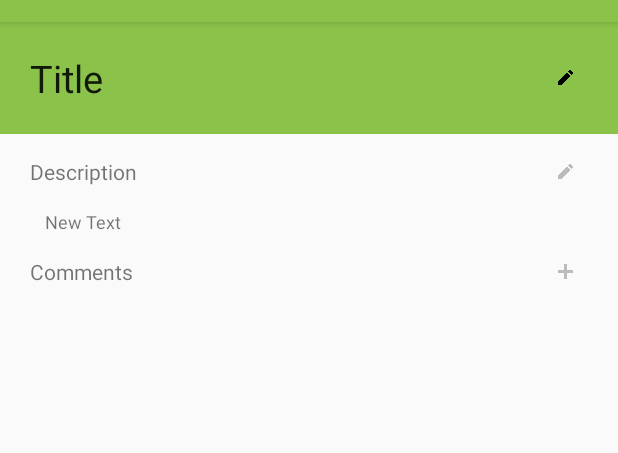
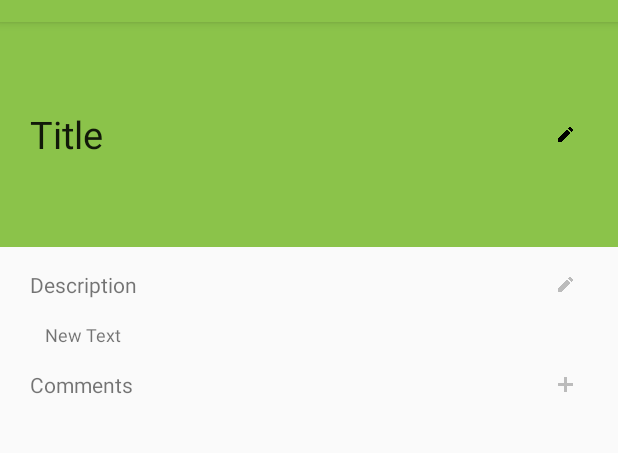
Before and after one commit to chinnonae/SW-spec-mini-trello, an Android app: the ShowCardInfoActivity screen opened directly, with no data from a screen before it, on a phone screen of 412 x 824 dp, the part 62-515 px from its top. Run offline under Robolectric (Android 15) with nearby library versions, the phone set to English and light mode, and no system bars; 4 statements that could not run were skipped.

Commit message:
Minor change on card info UI

```diff
--- a/app/src/main/res/layout/activity_show_card_info.xml
+++ b/app/src/main/res/layout/activity_show_card_info.xml
@@ -7,7 +7,7 @@
 
     <RelativeLayout
         android:layout_width="match_parent"
-        android:layout_height="wrap_content"
+        android:layout_height="150dp"
         android:background="@color/colorPrimary">
 
         <EditText
```
